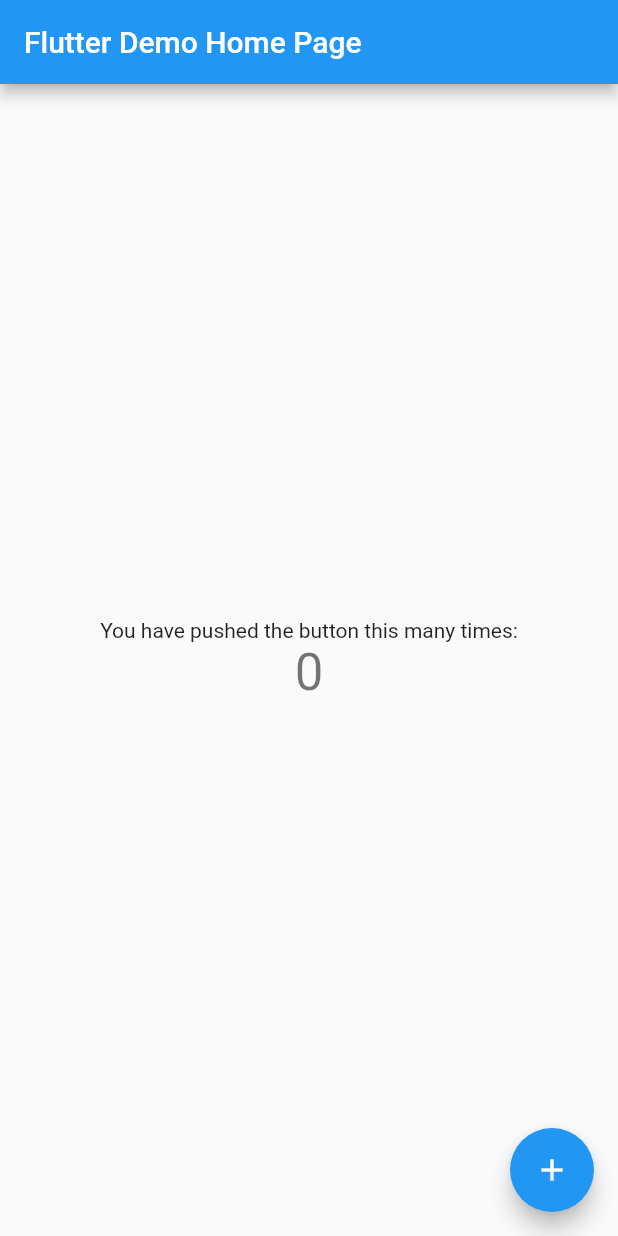
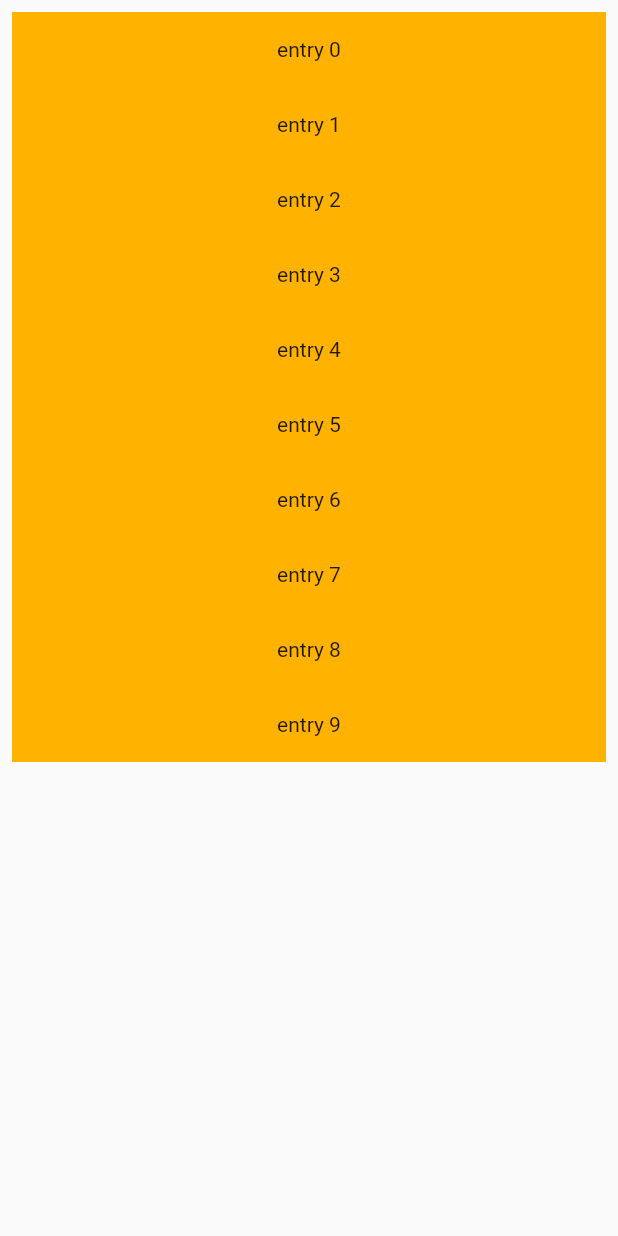
Before and after one commit to KotonoSora/mixfunding, a Flutter app: the screen it shows after launch, on a phone screen of 412 x 824 dp. Run offline on Flutter 3.47's test engine with Material 2 defaults, Android fonts, the phone set to English and light mode, and no system bars.

Commit message:
feat: setup base project

```diff
--- /dev/null
+++ b/lib/api.dart
@@ -0,0 +1,3 @@
+class API {
+
+}
--- a/lib/main.dart
+++ b/lib/main.dart
@@ -24,7 +24,7 @@
         // is not restarted.
         primarySwatch: Colors.blue,
       ),
-      home: const MyHomePage(title: 'Flutter Demo Home Page'),
+      home: TestList(),
     );
   }
 }
@@ -113,3 +113,24 @@
     );
   }
 }
+
+class TestList extends StatelessWidget {
+  @override
+  Widget build(BuildContext context) {
+    return Scaffold(
+        body: ListView.builder(
+            padding: const EdgeInsets.all(8),
+            itemCount: 10,
+            itemBuilder: (BuildContext context, int index) {
+              return Container(
+                  height: 50,
+                  color: Colors.amber[600],
+                  child: Center(
+                      child: Text('entry ${index}'),
+                  ),
+              );
+            }
+        ),
+    );
+  }
+}
```
Also changed, not shown: 1 other file.
